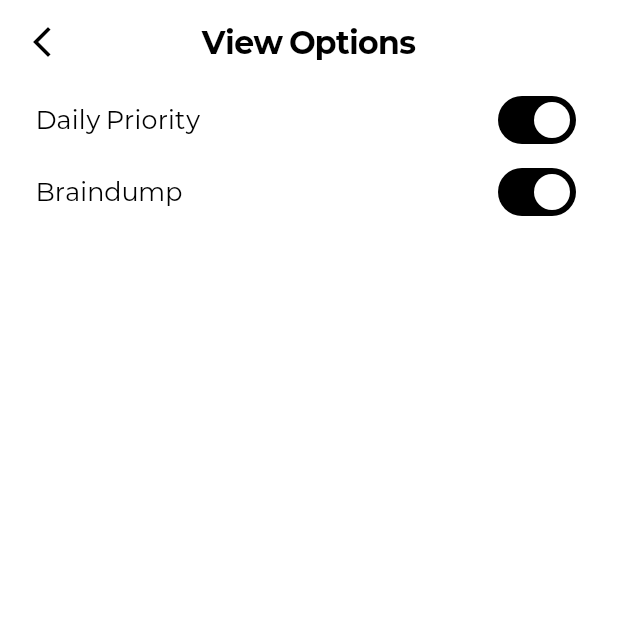
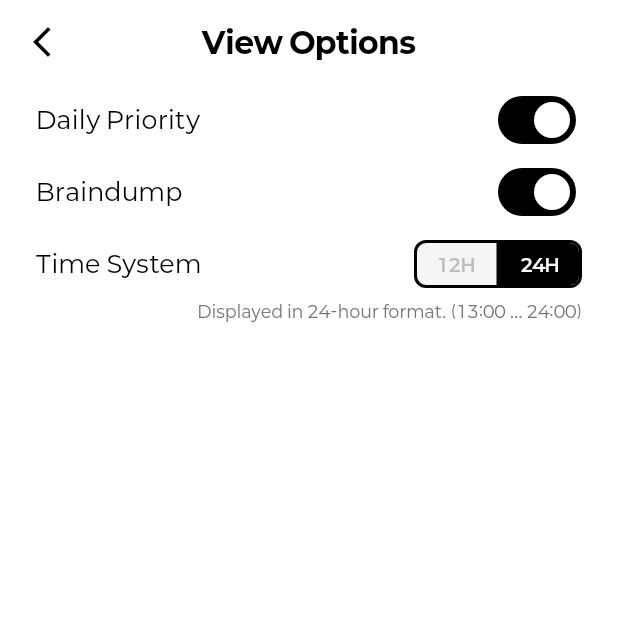
Before and after one commit to 9oHigh/usket.Tig, a Flutter app: the OptionScreen screen opened directly, on a phone screen of 412 x 824 dp, the top half of it. Run offline on Flutter 3.47's test engine with Material 3 defaults, Android fonts, the light colour scheme and no system bars; our stand-ins replace cloud_firestore, equatable, firebase_auth, firebase_core, flutter_dotenv, flutter_keyboard_visibility and 8 more; missing offline and left inert: flutter_email_sender, home_widget, kakao_flutter_sdk_user; accounts and stored records are empty; generated files the repository leaves out were written again; network calls fail.

Commit message:
feat: add time system option

```diff
--- a/tig/lib/core/manager/shared_preference_manager.dart
+++ b/tig/lib/core/manager/shared_preference_manager.dart
@@ -1,10 +1,12 @@
 import 'package:shared_preferences/shared_preferences.dart';
+import 'package:tig/presentation/screens/option/provider/state/option_state.dart';
 
 enum PrefsType {
   isLoggedIn,
   userId,
   isOnDaily,
   isOnBraindump,
+  isTwelvetimeSystem,
   tags,
 }
 
@@ -36,6 +38,9 @@ class SharedPreferenceManager {
         return _prefs.getStringList(type.prefsName) as T?;
       case PrefsType.userId:
         return _prefs.getString(type.prefsName) as T?;
+      case PrefsType.isTwelvetimeSystem:
+        int? index = _prefs.getInt(type.prefsName);
+        return index != null ? TimeSystem.values[index] as T? : null;
       default:
         return _prefs.getBool(type.prefsName) as T?;
     }
@@ -47,6 +52,8 @@ class SharedPreferenceManager {
         return await _prefs.setString(type.prefsName, pref as String);
       case PrefsType.tags:
         return await _prefs.setStringList(type.prefsName, pref as List<String>);
+      case PrefsType.isTwelvetimeSystem:
+        return await _prefs.setInt(type.prefsName, (pref as TimeSystem).index);
       default:
         return await _prefs.setBool(type.prefsName, pref as bool);
     }
--- a/tig/lib/presentation/screens/home/home_screen.dart
+++ b/tig/lib/presentation/screens/home/home_screen.dart
@@ -537,6 +537,17 @@ class _HomeScreen extends ConsumerState<HomeScreen>
     );
   }
 
+  String getFormattedTime(int hour, int minute, bool isTwelveHour) {
+    if (!isTwelveHour) {
+      return "${hour.toString().padLeft(2, '0')}:${minute.toString().padLeft(2, '0')}";
+    }
+
+    final period = hour >= 12 ? "PM" : "AM";
+    final formattedHour = (hour % 12 == 0) ? 12 : hour % 12;
+
+    return "${formattedHour.toString().padLeft(2, '0')}:${minute.toString().padLeft(2, '0')} $period";
+  }
+
   Widget _buildTimeTable() {
     final homeState = ref.watch(homeNotifierProvider);
     final homeNotifier = ref.read(homeNotifierProvider.notifier);
@@ -553,14 +564,15 @@ class _HomeScreen extends ConsumerState<HomeScreen>
             ? tig.timeTable[index].isSucceed
             : false;
         final String activity = tig.timeTable[index].activity;
+        final timeText =
+            getFormattedTime(hour, minute, homeState.isTwelvetimeSystem);
 
         _dailyPriorityControllers[index].text = activity;
 
         return Row(
           mainAxisAlignment: MainAxisAlignment.spaceBetween,
           children: [
-            Text(
-                "${hour.toString().padLeft(2, '0')}:${minute.toString().padLeft(2, '0')}"),
+            Text(timeText),
             const SizedBox(width: 12),
             Expanded(
               child: TextField(
--- a/tig/lib/presentation/screens/home/provider/state/home_notifier.dart
+++ b/tig/lib/presentation/screens/home/provider/state/home_notifier.dart
@@ -5,6 +5,7 @@ import 'package:tig/core/manager/shared_preference_manager.dart';
 import 'package:tig/data/models/tig.dart';
 import 'package:tig/domain/usecases/tig_usecase.dart';
 import 'package:tig/presentation/screens/home/provider/state/home_state.dart';
+import 'package:tig/presentation/screens/option/provider/state/option_state.dart';
 
 class HomeNotifier extends StateNotifier<HomeState> {
   final TigUsecase _tigUsecase = injector.get<TigUsecase>();
@@ -28,7 +29,10 @@ class HomeNotifier extends StateNotifier<HomeState> {
         SharedPreferenceManager().getPref<bool>(PrefsType.isOnDaily) ?? true;
     final bool isOnBraindump =
         SharedPreferenceManager().getPref(PrefsType.isOnBraindump) ?? true;
-    state = state.copyWith(isOnDaily: isOnDaily, isOnBraindump: isOnBraindump);
+    TimeSystem timeSystem =
+        SharedPreferenceManager().getPref(PrefsType.isTwelvetimeSystem) ??
+            TimeSystem.twentyFour;
+    state = state.copyWith(isOnDaily: isOnDaily, isOnBraindump: isOnBraindump, isTwelvetimeSystem: timeSystem == TimeSystem.twelve);
   }
 
   Future<void> loadTags() async {
--- a/tig/lib/presentation/screens/home/provider/state/home_state.dart
+++ b/tig/lib/presentation/screens/home/provider/state/home_state.dart
@@ -6,6 +6,7 @@ class HomeState extends Equatable {
   final bool isOnDaily;
   final bool isOnBraindump;
   final bool isAdLoading;
+  final bool isTwelvetimeSystem;
   final String userId;
   final DateTime currentDateTime;
   final List<String> tags;
@@ -16,6 +17,7 @@ class HomeState extends Equatable {
     this.isOnDaily = true,
     this.isOnBraindump = true,
     this.isAdLoading = false,
+    this.isTwelvetimeSystem = false,
     this.userId = "",
     required this.currentDateTime,
     this.tags = const [],
@@ -28,6 +30,7 @@ class HomeState extends Equatable {
     bool? isOnDaily,
     bool? isOnBraindump,
     bool? isAdLoading,
+    bool? isTwelvetimeSystem,
     String? userId,
     DateTime? currentDateTime,
     List<String>? tags,
@@ -38,6 +41,7 @@ class HomeState extends Equatable {
         isOnDaily: isOnDaily ?? this.isOnDaily,
         isOnBraindump: isOnBraindump ?? this.isOnBraindump,
         isAdLoading: isAdLoading ?? this.isAdLoading,
+        isTwelvetimeSystem: isTwelvetimeSystem ?? this.isTwelvetimeSystem,
         userId: userId ?? this.userId,
         currentDateTime: currentDateTime ?? this.currentDateTime,
         tags: tags ?? this.tags,
@@ -50,6 +54,7 @@ class HomeState extends Equatable {
         isOnDaily,
         isOnBraindump,
         isAdLoading,
+        isTwelvetimeSystem,
         userId,
         currentDateTime,
         tags,
--- a/tig/lib/presentation/screens/option/option_screen.dart
+++ b/tig/lib/presentation/screens/option/option_screen.dart
@@ -31,9 +31,9 @@ class _OptionScreen extends ConsumerState<OptionScreen> {
       ),
       body: Padding(
         padding: const EdgeInsets.only(left: 24.0, right: 24.0),
-        child: Center(
         child: Column(
           mainAxisAlignment: MainAxisAlignment.start,
+          crossAxisAlignment: CrossAxisAlignment.start,
           children: [
             Row(
               children: [
@@ -56,8 +56,7 @@ class _OptionScreen extends ConsumerState<OptionScreen> {
             ),
             Row(
               children: [
-                  Text('Braindump',
-                      style: Theme.of(context).textTheme.bodyLarge),
+                Text('Braindump', style: Theme.of(context).textTheme.bodyLarge),
                 Expanded(
                   child: Row(
                     mainAxisAlignment: MainAxisAlignment.end,
@@ -73,8 +72,74 @@ class _OptionScreen extends ConsumerState<OptionScreen> {
                 ),
               ],
             ),
+            Row(
+              crossAxisAlignment: CrossAxisAlignment.center,
+              mainAxisAlignment: MainAxisAlignment.start,
+              children: [
+                Text(
+                  'Time System',
+                  style: Theme.of(context).textTheme.bodyLarge,
+                ),
+                const SizedBox(width: 32),
+                Expanded(
+                  child: Padding(
+                    padding: const EdgeInsets.only(top: 4.0, bottom: 4.0),
+                    child: Column(
+                      crossAxisAlignment: CrossAxisAlignment.end,
+                      children: [
+                        SegmentedButton<TimeSystem>(
+                          style: const ButtonStyle(
+                            visualDensity: VisualDensity.compact,
+                          ),
+                          segments: const [
+                            ButtonSegment(
+                              value: TimeSystem.twelve,
+                              label: Text('12H'),
+                            ),
+                            ButtonSegment(
+                              value: TimeSystem.twentyFour,
+                              label: Text('24H'),
+                            ),
+                          ],
+                          selected: {optionState.timeSystem},
+                          onSelectionChanged: (Set<TimeSystem> selected) {
+                            final selectedTimeSystem = selected.first;
+                            optionNotifier.updateTimeSystem(selectedTimeSystem);
+                          },
+                          showSelectedIcon: false,
+                        ),
                       ],
                     ),
+                  ),
+                ),
+              ],
+            ),
+            Row(
+              mainAxisAlignment: MainAxisAlignment.end,
+              children: [
+                Expanded(
+                  child: Row(
+                    mainAxisAlignment: MainAxisAlignment.end,
+                    children: [
+                      optionState.timeSystem == TimeSystem.twentyFour
+                          ? Text(
+                              Intl.message("option_explain_twentyFour"),
+                              style: const TextStyle(
+                                  fontSize: 11,
+                                  color: Color.fromARGB(255, 118, 118, 118)),
+                            )
+                          : Text(
+                              Intl.message("option_explain_twelve"),
+                              style: const TextStyle(
+                                  fontSize: 11,
+                                  color: Color.fromARGB(255, 118, 118, 118)),
+                            ),
+                    ],
+                  ),
+                ),
+              ],
+            ),
+          ],
         ),
       ),
     );
--- a/tig/lib/presentation/screens/option/provider/state/option_state.dart
+++ b/tig/lib/presentation/screens/option/provider/state/option_state.dart
@@ -1,23 +1,33 @@
 import 'package:equatable/equatable.dart';
+
+enum TimeSystem {
+  twentyFour,
+  twelve,
+}
 
 class OptionState extends Equatable {
   final bool isOnDaily;
   final bool isOnBraindump;
+  final TimeSystem timeSystem;
 
   const OptionState({
     this.isOnDaily = false,
     this.isOnBraindump = false,
+    this.timeSystem = TimeSystem.twentyFour,
   });
 
   OptionState copyWith({
     bool? isOnDaily,
     bool? isOnBraindump,
+    TimeSystem? timeSystem,
   }) {
     return OptionState(
-        isOnDaily: isOnDaily ?? this.isOnDaily,
-        isOnBraindump: isOnBraindump ?? this.isOnBraindump);
+      isOnDaily: isOnDaily ?? this.isOnDaily,
+      isOnBraindump: isOnBraindump ?? this.isOnBraindump,
+      timeSystem: timeSystem ?? this.timeSystem,
+    );
   }
 
   @override
-  List<Object?> get props => [isOnDaily, isOnBraindump];
+  List<Object?> get props => [isOnDaily, isOnBraindump, timeSystem];
 }
```
Also changed, not shown: tig/lib/presentation/screens/option/provider/state/option_notifier.dart (+15 -2 lines). Lines whose indentation alone changed are shown as unchanged.
